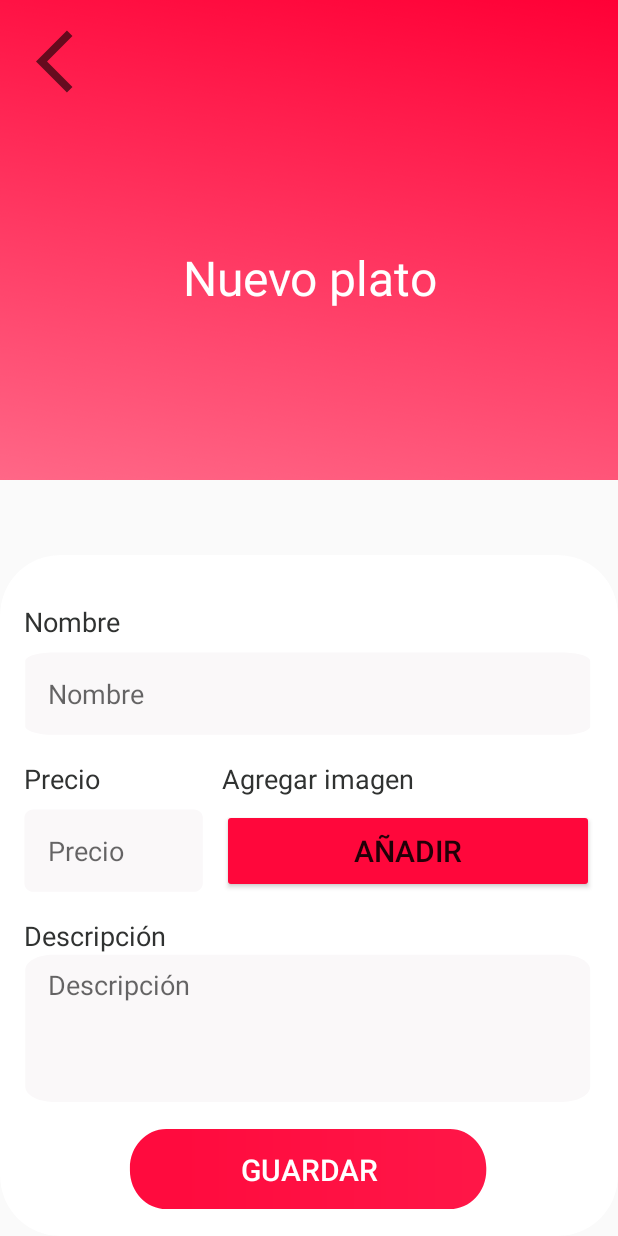
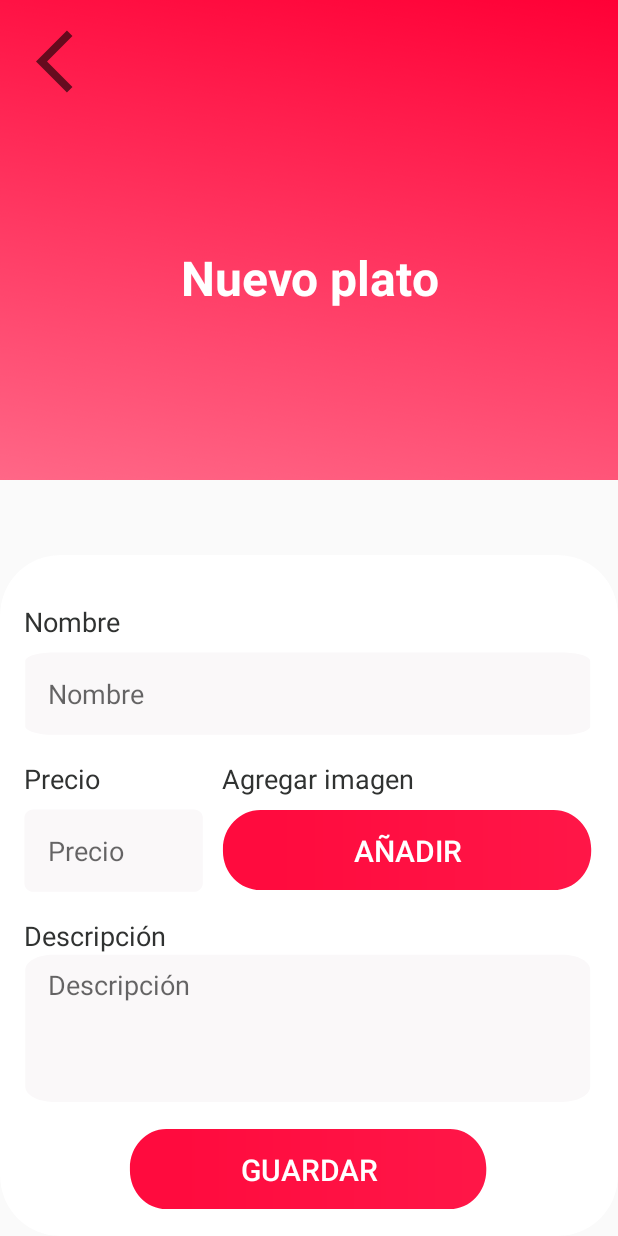
Before and after one commit to Daniel-1401/ProyectoDAM2-2, an Android app: the AddActivity screen opened directly, with no data from a screen before it, on a phone screen of 412 x 824 dp. Run offline under Robolectric (Android 15) with nearby library versions, the phone set to English and light mode, and no system bars; our stand-ins replace Firebase (no records; nobody signed in at launch, a user with empty details on screens opened directly).

Commit message:
Más cambios a layouts | NAIM

```diff
--- a/app/src/main/res/layout/activity_add.xml
+++ b/app/src/main/res/layout/activity_add.xml
@@ -32,6 +32,7 @@
         android:text="@string/title_activity_add"
         android:textColor="@color/white"
         android:textSize="32sp"
+        android:textStyle="bold"
         app:layout_constraintBottom_toTopOf="@+id/cardView"
         app:layout_constraintTop_toTopOf="parent"
         tools:layout_editor_absoluteX="16dp" />
@@ -150,16 +151,17 @@
                 android:id="@+id/btnAgregaImg"
                 android:layout_width="match_parent"
                 android:layout_height="56dp"
+                android:layout_below="@+id/urlTextView"
                 android:layout_marginStart="12dp"
                 android:layout_marginLeft="12dp"
                 android:layout_marginEnd="16dp"
                 android:layout_marginRight="16dp"
                 android:layout_toEndOf="@+id/precioEditText"
                 android:layout_toRightOf="@+id/precioEditText"
-                android:layout_below="@+id/urlTextView"
+                android:background="@drawable/ic_btn"
                 android:text="añadir"
-                android:textSize="20dp"
-                android:backgroundTint="@color/red_chifast"/>
+                android:textColor="@color/white"
+                android:textSize="20dp" />
 
 
 
--- a/app/src/main/res/layout/activity_auth.xml
+++ b/app/src/main/res/layout/activity_auth.xml
@@ -15,7 +15,7 @@
     <ImageView
         android:layout_width="280dp"
         android:layout_height="280dp"
-        android:src="@mipmap/ic_launcher_chifast"
+        android:src="@mipmap/chifastlogo"
         app:layout_constraintStart_toStartOf="parent"
         app:layout_constraintEnd_toEndOf="parent"
         app:layout_constraintTop_toTopOf="parent"
@@ -70,7 +70,7 @@
         android:layout_height="59dp"
         android:layout_gravity="start"
         android:layout_marginTop="30dp"
-        android:backgroundTint="#FF1546"
+        android:background="@drawable/ic_btn"
         android:text="Ingresar"
         android:textColor="@color/white"
         app:layout_constraintEnd_toEndOf="parent"
--- a/app/src/main/res/layout/activity_edit.xml
+++ b/app/src/main/res/layout/activity_edit.xml
@@ -29,6 +29,7 @@
         android:layout_height="wrap_content"
         android:gravity="center"
         android:text="@string/title_activity_edit"
+        android:textStyle="bold"
         android:textColor="@color/white"
         android:textSize="32sp"
         app:layout_constraintBottom_toTopOf="@+id/cardView"
```
Also changed, not shown: app/src/main/res/mipmap-hdpi/chifastlogo.png (added), app/src/main/res/mipmap-ldpi/chifastlogo.png (added), app/src/main/res/mipmap-mdpi/chifastlogo.png (added), app/src/main/res/mipmap-xhdpi/chifastlogo.png (added), app/src/main/res/mipmap-xxhdpi/chifastlogo.png (added), app/src/main/res/mipmap-xxxhdpi/chifastlogo.png (added).
